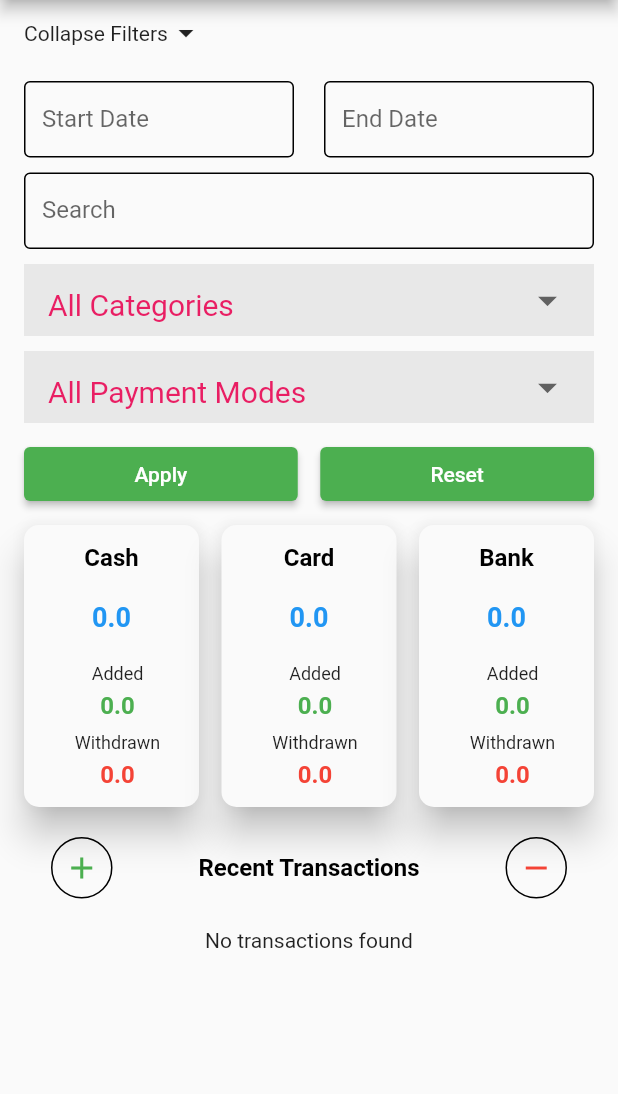
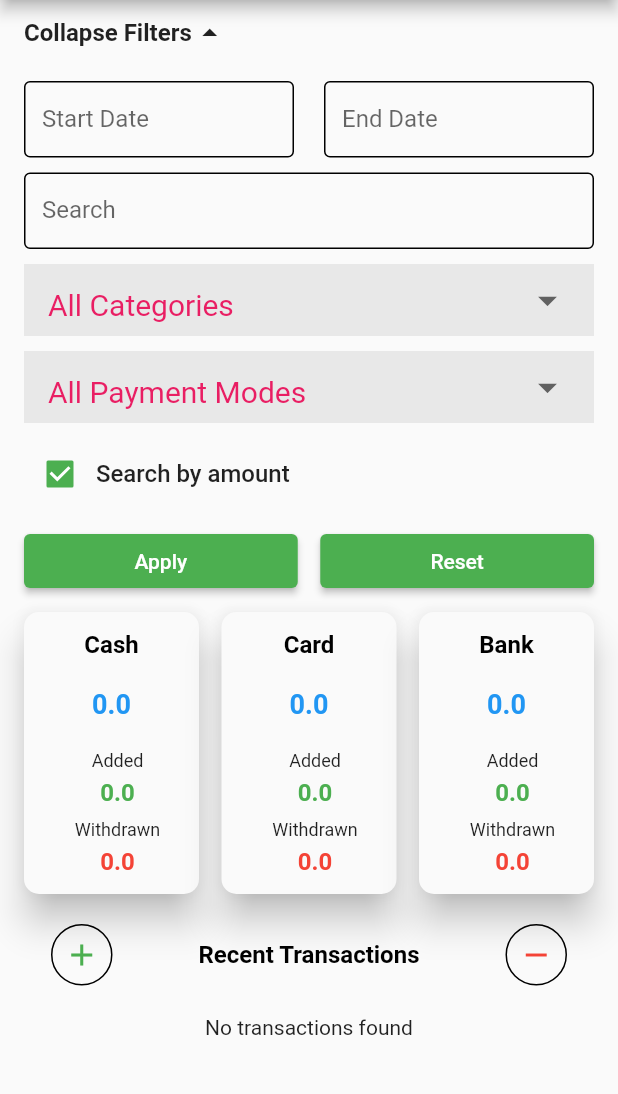
Before and after one commit to rehan-505/money_tracker-master, a Flutter app: the TransactionBodyScreen screen opened directly, on a phone screen of 412 x 824 dp, the part 84-1178 px from its top. Run offline on Flutter 3.47's test engine with Material 2 defaults, Android fonts, the phone set to English and light mode, and no system bars; our stand-ins replace cloud_firestore, cross_file, device_info_plus, firebase_auth, firebase_core, firebase_messaging and 6 more; missing offline and left inert: flex_color_picker, flutter_cached_pdfview; accounts and stored records are empty.

Commit message:
fixed and optimized users transactions screen.

```diff
--- a/lib/controllers/filters_collapse_controller.dart
+++ b/lib/controllers/filters_collapse_controller.dart
@@ -1,5 +1,4 @@
-import 'package:get/get.dart';
-
-class FiltersCollapseController extends GetxController{
-  Rx<bool> collapse = false.obs;
-}
+// import 'package:get/get.dart';
+//
+// class FiltersCollapseController extends GetxController{
+// }
--- a/lib/controllers/transaction_controller.dart
+++ b/lib/controllers/transaction_controller.dart
@@ -3,21 +3,20 @@ import 'package:get/get_state_manager/get_state_manager.dart';
 import 'package:flutter/material.dart';
 import 'package:money_tracker/controllers/transaction_screen_amount_controller.dart';
 import '../models/transaction.dart';
-import 'filters_collapse_controller.dart';
 
 class TransactionController extends GetxController{
   DateTime? selectedStartDate;
   DateTime? selectedEndDate;
   String selectedCategory = "All Categories";
-
   RxList<TransactionModel> allTransactions = <TransactionModel>[].obs;
   RxList<TransactionModel> filteredTransactions = <TransactionModel>[].obs;
+
+  Rx<bool> searchByAmount = true.obs;
 
   final TransactionScreenAmountController amountController =
   TransactionScreenAmountController();
 
-  final FiltersCollapseController collapseController =
-  FiltersCollapseController();
+  Rx<bool> collapse = false.obs;
 
   String? selectedPaymentMode = 'All Payment Modes';
 
@@ -51,12 +50,24 @@ class TransactionController extends GetxController{
             .contains(searchController.text.toLowerCase()) ||
             transaction.category
                 .toLowerCase()
-                .contains(searchController.text.toLowerCase())) &&
+                .contains(searchController.text.toLowerCase())
+            || filterByAmount(transaction)
+        ) &&
         (transaction.transactionSign == selectedSign || selectedSign == 'both') &&
         createdAt.isAfter(selectedStartDate ?? DateTime(2000)) && createdAt.isBefore(selectedEndDate ?? DateTime.now());
 
     return match;
 
+  }
+
+  bool filterByAmount(TransactionModel transaction){
+    if(searchByAmount.value){
+      double? searchAmount = double.tryParse(searchController.text.trim());
+      if(searchAmount!=null){
+        return transaction.amount.toInt() == searchAmount.toInt();
+      }
+    }
+    return false;
   }
 
   void setContainerAmounts(List<TransactionModel> transactionsList) {
--- a/lib/screens/home_screen.dart
+++ b/lib/screens/home_screen.dart
@@ -9,6 +9,7 @@ import 'package:money_tracker/screens/add_money_screen.dart';
 import 'package:money_tracker/screens/show_users_screen.dart';
 import 'package:money_tracker/screens/subtract_money.dart';
 import 'package:money_tracker/screens/transactions_screen.dart';
+import 'package:money_tracker/secret/admin_emails.dart';
 import 'package:money_tracker/utils/collection_names.dart';
 import 'package:money_tracker/widgets/drawer.dart';
 import 'package:money_tracker/widgets/transaction_card.dart';
@@ -28,8 +29,7 @@ class _HomeScreenState extends State<HomeScreen> {
   @override
   void initState() {
     super.initState();
-    if (FirebaseAuth.instance.currentUser!.email!
-        .contains(RegExp("admin@dl"))) {
+    if (adminEmails.any((element) => element==FirebaseAuth.instance.currentUser!.email!)) {
       isAdmin = true;
       debugPrint("idAdmin is true");
     } else {
--- a/lib/screens/transactions_screen.dart
+++ b/lib/screens/transactions_screen.dart
@@ -94,11 +94,12 @@ class _TransactionBodyScreenState extends State<TransactionBodyScreen> {
     debugPrint('total transactions after filtering: ${transactionsList.length}');
 
     if(transactionsList.isEmpty) {
-      return Column(
+      return ListView(
         children: [
           _buildUpperArea(),
           const SizedBox(height: 10,),
           const Center(child: Text('No transactions found')),
+          const SizedBox(height: 10,),
         ],
       );
     }
@@ -127,6 +128,7 @@ class _TransactionBodyScreenState extends State<TransactionBodyScreen> {
                 child: ElevatedButton(
                     onPressed: () {
                       transactionController.filterList();
+                      transactionController.collapse.value = true;
                       setState(() {});
                     },
                     child: const Text("Apply"))),
@@ -149,6 +151,19 @@ class _TransactionBodyScreenState extends State<TransactionBodyScreen> {
     );
   }
 
+  Widget _buildOnlyAmountSearchCheckbox(){
+    return Row(
+      children: [
+        Obx(() => Checkbox(
+            value: transactionController.searchByAmount.value,
+            onChanged: (value) {
+              transactionController.searchByAmount.value = value ?? false;
+            })),
+        const Text("Search by amount", style: TextStyle(fontSize: 16,fontWeight: FontWeight.w500),),
+      ],
+    );
+  }
+
   Widget _buildUpperArea() {
 
     // return SizedBox();
@@ -160,27 +175,31 @@ class _TransactionBodyScreenState extends State<TransactionBodyScreen> {
         ),
         Obx(() => InkWell(
               onTap: () {
-                transactionController.collapseController.collapse.value =
-                    !transactionController.collapseController.collapse.value;
+                transactionController.collapse.value =
+                    !transactionController.collapse.value;
               },
               child: Row(
                 children: [
-                  Text(transactionController.collapseController.collapse.value
+                  Text(transactionController.collapse.value
                       ? "Expand Filters"
-                      : "Collapse Filters"),
-                  const Icon(Icons.arrow_drop_down_sharp),
+                      : "Collapse Filters",
+                  style: TextStyle(fontWeight: FontWeight.bold, fontSize: 16),
+                  ),
+                  Icon(
+                      transactionController.collapse.value? Icons.arrow_drop_down_sharp :
+                      Icons.arrow_drop_up_sharp),
                 ],
               ),
             )),
+        const SizedBox(
+          height: 20,
+        ),
         Obx(() => Container(
-              child: transactionController.collapseController.collapse.value
+              child: transactionController.collapse.value
                   ? const SizedBox()
                   : Column(
                       mainAxisSize: MainAxisSize.min,
                       children: [
-                        const SizedBox(
-                          height: 20,
-                        ),
                         Row(
                           children: [
                             Expanded(
@@ -342,6 +361,10 @@ class _TransactionBodyScreenState extends State<TransactionBodyScreen> {
                         const SizedBox(
                           height: 10,
                         ),
+                        _buildOnlyAmountSearchCheckbox(),
+                        const SizedBox(
+                          height: 10,
+                        ),
                         buttonsRow(),
                         const SizedBox(height: 10),
                         Row(
```
Also changed, not shown: lib/enums/paymentmode_enum.dart (+7 -0 lines), lib/screens/users_transaction.dart (+38 -20 lines), lib/secret/admin_emails.dart (added, +10 -0 lines), lib/widgets/transaction_card.dart (+31 -5 lines), lib/widgets/user_tile.dart (+20 -19 lines).
